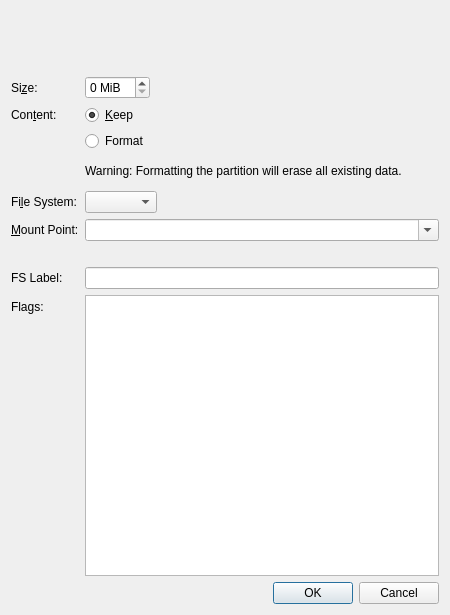
Before: the Qt Designer form src/modules/partition/gui/EditExistingPartitionDialog.ui in calamares/calamares, drawn with Qt 5.
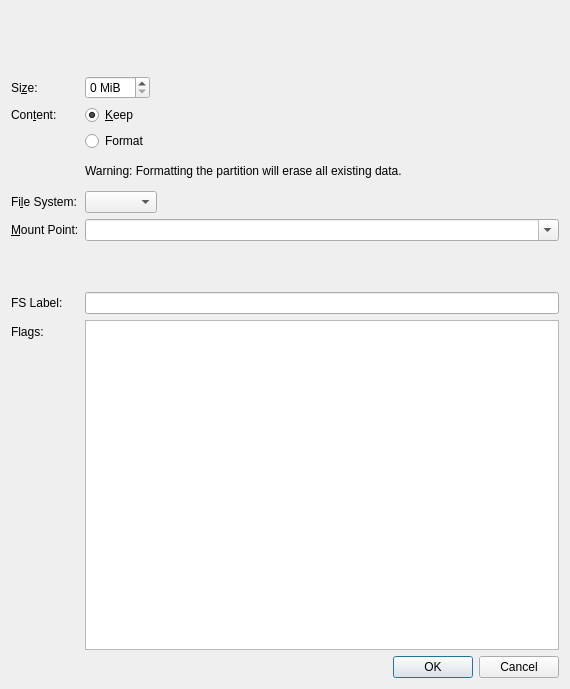
After: the same form once the commit is applied. Custom widgets are drawn as their Qt base class.

Commit message: Reuse luks partitions

```diff
--- a/src/modules/partition/gui/EditExistingPartitionDialog.ui
+++ b/src/modules/partition/gui/EditExistingPartitionDialog.ui
@@ -10,8 +10,8 @@
    <rect>
     <x>0</x>
     <y>0</y>
-    <width>450</width>
-    <height>615</height>
+    <width>570</width>
+    <height>689</height>
    </rect>
   </property>
   <property name="sizePolicy">
@@ -97,7 +97,7 @@
        </property>
       </widget>
      </item>
-     <item row="6" column="0">
+     <item row="8" column="0">
       <widget class="QLabel" name="mountPointLabel">
        <property name="text">
         <string>&amp;Mount Point:</string>
@@ -107,7 +107,7 @@
        </property>
       </widget>
      </item>
-     <item row="6" column="1">
+     <item row="8" column="1">
       <widget class="QComboBox" name="mountPointComboBox">
        <property name="sizePolicy">
         <sizepolicy hsizetype="MinimumExpanding" vsizetype="Fixed">
@@ -153,14 +153,14 @@
      <item row="5" column="1">
       <widget class="QComboBox" name="fileSystemComboBox"/>
      </item>
-     <item row="10" column="0">
+     <item row="15" column="0">
       <widget class="QLabel" name="label_4">
        <property name="text">
         <string>Flags:</string>
        </property>
       </widget>
      </item>
-     <item row="10" column="1">
+     <item row="15" column="1">
       <widget class="QListWidget" name="m_listFlags">
        <property name="alternatingRowColors">
         <bool>true</bool>
@@ -173,7 +173,7 @@
        </property>
       </widget>
      </item>
-     <item row="8" column="1">
+     <item row="13" column="1">
       <widget class="QLineEdit" name="fileSystemLabelEdit">
        <property name="toolTip">
         <string>Label for the filesystem</string>
@@ -183,20 +183,39 @@
        </property>
       </widget>
      </item>
-     <item row="8" column="0">
+     <item row="13" column="0">
       <widget class="QLabel" name="fileSystemLabelLabel">
        <property name="text">
         <string>FS Label:</string>
        </property>
       </widget>
      </item>
-     <item row="7" column="1">
+     <item row="10" column="1">
       <widget class="QLabel" name="mountPointExplanation">
        <property name="text">
         <string/>
        </property>
       </widget>
      </item>
+     <item row="11" column="1">
+      <widget class="EncryptWidget" name="encryptWidget" native="true"/>
+     </item>
+     <item row="12" column="1">
+      <spacer name="verticalSpacer">
+       <property name="orientation">
+        <enum>Qt::Vertical</enum>
+       </property>
+       <property name="sizeType">
+        <enum>QSizePolicy::Fixed</enum>
+       </property>
+       <property name="sizeHint" stdset="0">
+        <size>
+         <width>20</width>
+         <height>13</height>
+        </size>
+       </property>
+      </spacer>
+     </item>
     </layout>
    </item>
    <item>
@@ -218,6 +237,12 @@
    <header location="global">kpmcore/gui/partresizerwidget.h</header>
    <container>1</container>
   </customwidget>
+  <customwidget>
+   <class>EncryptWidget</class>
+   <extends>QWidget</extends>
+   <header>gui/EncryptWidget.h</header>
+   <container>1</container>
+  </customwidget>
  </customwidgets>
  <tabstops>
   <tabstop>sizeSpinBox</tabstop>
```
The commit also changes 6 other files.
